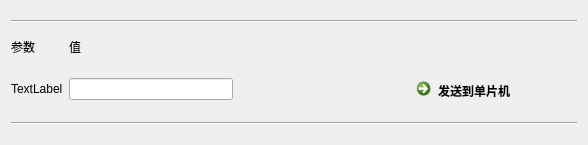
The window that GUI/PataList.ui (IronSublimate/PyQt-multifunctional-uart-helper) describes before a commit, drawn with Qt 5.
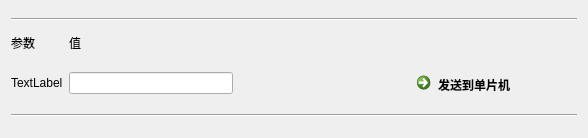
The same window after the commit.

The edit to the form file:
```diff
--- a/GUI/PataList.ui
+++ b/GUI/PataList.ui
@@ -7,7 +7,7 @@
     <x>0</x>
     <y>0</y>
     <width>588</width>
-    <height>145</height>
+    <height>138</height>
    </rect>
   </property>
   <property name="sizePolicy">
```
